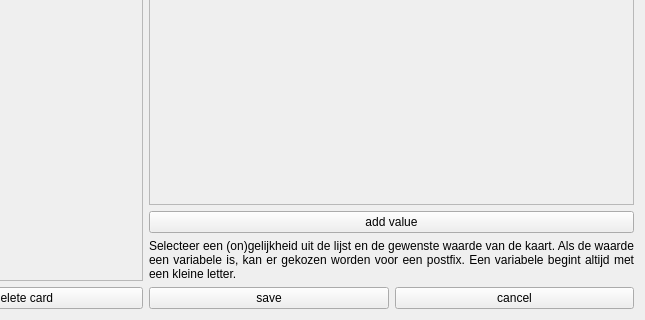
Qt form src/lib/pokerRuleSystem/view/cardEvaluator.ui (Dtai/PokerbotClient) before a commit; both pictures show x 353 to 998 and y 170 to 490 of the 998 by 490 pixel window.
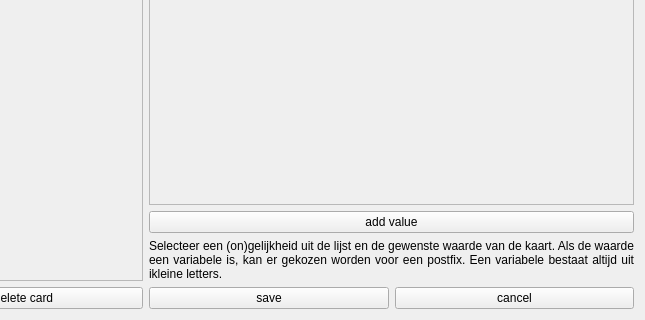
The same form after that commit.

Commit message: Added a check in the card evaluator window so that now wrong variables can be saved.

What changed in the file:
```diff
--- a/src/lib/pokerRuleSystem/view/cardEvaluator.ui
+++ b/src/lib/pokerRuleSystem/view/cardEvaluator.ui
@@ -226,7 +226,7 @@
          <item>
           <widget class="QLabel" name="label_5">
            <property name="text">
-            <string>Selecteer een (on)gelijkheid uit de lijst en de gewenste waarde van de kaart. Als de waarde een variabele is, kan er gekozen worden voor een postfix. Een variabele begint altijd met een kleine letter.</string>
+            <string>Selecteer een (on)gelijkheid uit de lijst en de gewenste waarde van de kaart. Als de waarde een variabele is, kan er gekozen worden voor een postfix. Een variabele bestaat altijd uit ikleine letters.</string>
            </property>
            <property name="alignment">
             <set>Qt::AlignJustify|Qt::AlignVCenter</set>
```
Left out of the diff: 2 changed lines with no effect on the pictures. The commit also changes 3 other files.
